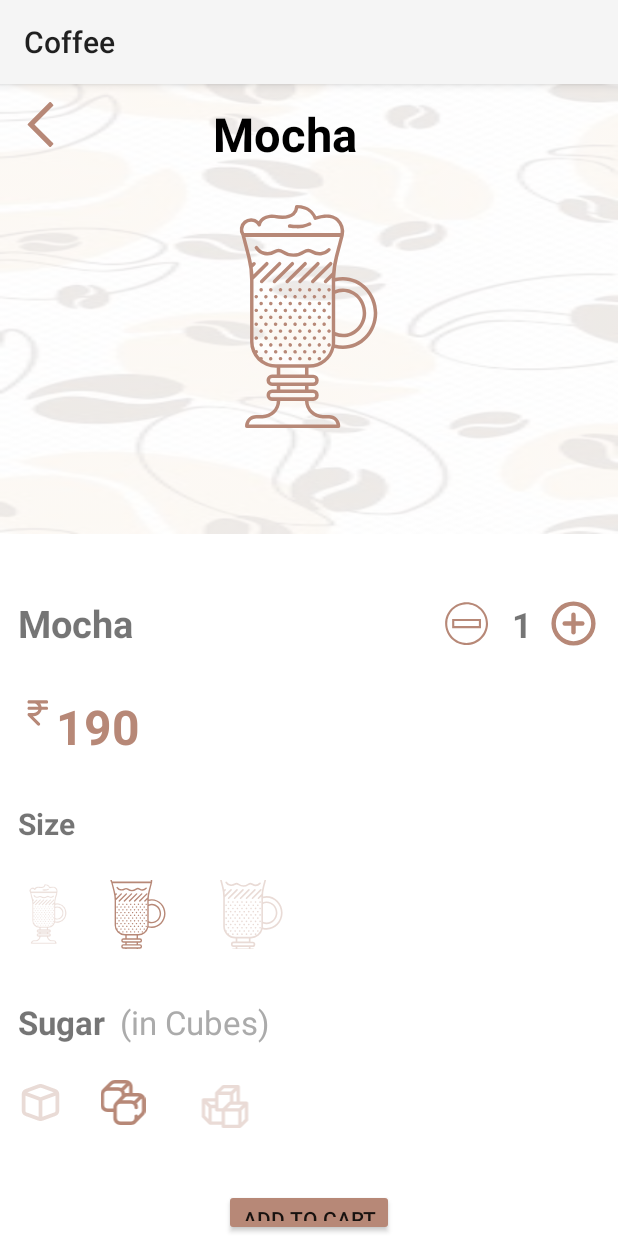
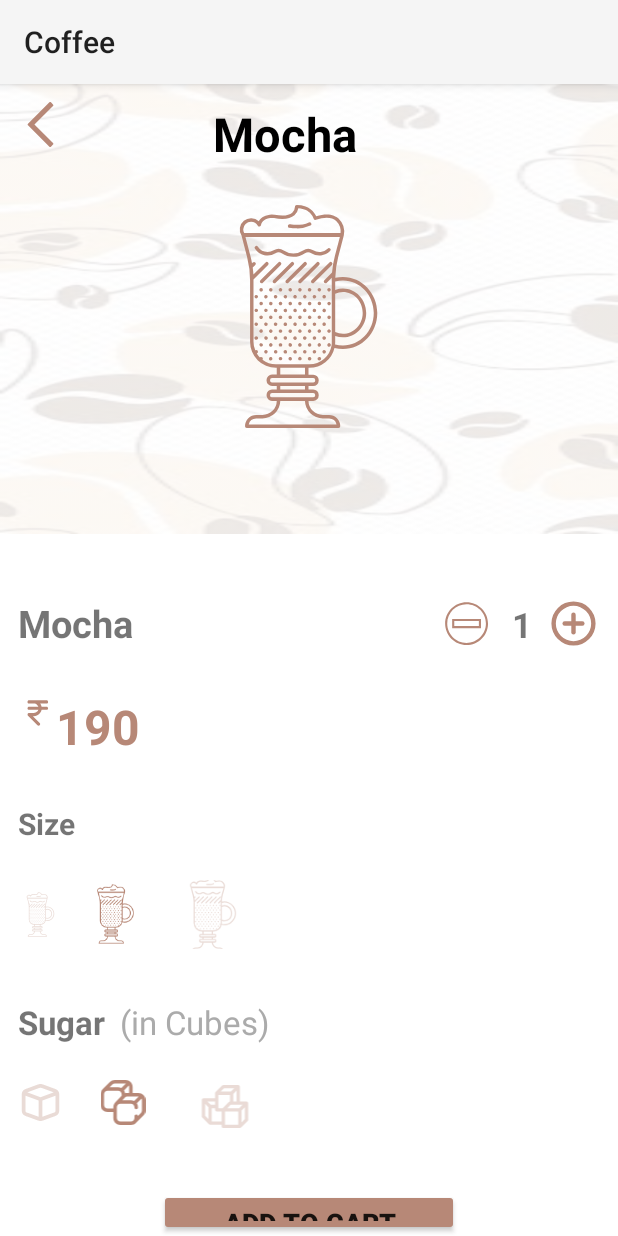
Before and after one commit to ranganarayanan/coffee, an Android app: the Mocha screen opened directly, with no data from a screen before it, on a phone screen of 412 x 824 dp. Run offline under Robolectric (Android 15) with nearby library versions, the phone set to English and light mode, and no system bars.

Commit message:
rate changes

```diff
--- a/app/src/main/java/com/example/coffee/Mocha.java
+++ b/app/src/main/java/com/example/coffee/Mocha.java
@@ -14,6 +14,14 @@ public class Mocha extends AppCompatActivity {
     TextView con;
     TextView rsp;
     int count=1;
+    int rate = 190;
+    ImageView scup;
+    ImageView mcup;
+    ImageView lcup;
+    ImageView fcube;
+    ImageView scube;
+    ImageView tcube;
+
 
     @Override
     protected void onCreate(Bundle savedInstanceState) {
@@ -49,5 +57,70 @@ public class Mocha extends AppCompatActivity {
 
             }
         });
+        scup = (ImageView) findViewById(R.id.smallcup);
+        mcup = (ImageView) findViewById(R.id.medcup);
+        lcup = (ImageView) findViewById(R.id.largecup);
+        scup.setOnClickListener(new View.OnClickListener() {
+            @Override
+            public void onClick(View v) {
+                scup.setAlpha(1.0f);
+                mcup.setAlpha(0.3f);
+                lcup.setAlpha(0.3f);
+                rate=180;
+                con.setText(""+count);
+                rsp.setText(""+(rate*count));
+            }
+        });
+        mcup.setOnClickListener(new View.OnClickListener() {
+            @Override
+            public void onClick(View v) {
+                scup.setAlpha(0.3f);
+                mcup.setAlpha(1.0f);
+                lcup.setAlpha(0.3f);
+                rate=190;
+                con.setText(""+count);
+                rsp.setText(""+(rate*count));
+            }
+        });
+        lcup.setOnClickListener(new View.OnClickListener() {
+            @Override
+            public void onClick(View v) {
+                scup.setAlpha(0.3f);
+                mcup.setAlpha(0.3f);
+                lcup.setAlpha(1.0f);
+                rate=200;
+                con.setText(""+count);
+                rsp.setText(""+(rate*count));
+            }
+        });
+        fcube=(ImageView) findViewById(R.id.onecube);
+        scube=(ImageView) findViewById(R.id.twocube);
+        tcube=(ImageView) findViewById(R.id.threecube);
+        fcube.setOnClickListener(new View.OnClickListener() {
+            @Override
+            public void onClick(View v) {
+                fcube.setAlpha(1.0f);
+                scube.setAlpha(0.3f);
+                tcube.setAlpha(0.3f);
+            }
+        });
+        ;
+        scube.setOnClickListener(new View.OnClickListener() {
+            @Override
+            public void onClick(View v) {
+                fcube.setAlpha(0.3f);
+                scube.setAlpha(1.0f);
+                tcube.setAlpha(0.3f);
+            }
+        });
+        tcube.setOnClickListener(new View.OnClickListener() {
+            @Override
+            public void onClick(View v) {
+                fcube.setAlpha(0.3f);
+                scube.setAlpha(0.3f);
+                tcube.setAlpha(1.0f);
+            }
+        });
+
     }
 }
--- a/app/src/main/res/layout/activity_mocha.xml
+++ b/app/src/main/res/layout/activity_mocha.xml
@@ -122,8 +122,8 @@
         android:id="@+id/img"
         >
         <ImageView
-            android:layout_width="40dp"
-            android:layout_height="40dp"
+            android:layout_width="30dp"
+            android:layout_height="30dp"
             android:src="@drawable/mochaa"
             android:layout_gravity="center_vertical"
             android:alpha="0.3"
@@ -131,15 +131,15 @@
             android:clickable="true"
             />
         <ImageView
-            android:layout_width="60dp"
-            android:layout_height="60dp"
+            android:layout_width="50dp"
+            android:layout_height="40dp"
             android:src="@drawable/mochaa"
             android:layout_gravity="center_vertical"
             android:layout_marginLeft="10dp"
             android:id="@+id/medcup"/>
         <ImageView
-            android:layout_width="70dp"
-            android:layout_height="70dp"
+            android:layout_width="60dp"
+            android:layout_height="50dp"
             android:src="@drawable/mochaa"
             android:layout_gravity="center_vertical"
             android:layout_marginLeft="10dp"
@@ -180,24 +180,29 @@
             android:layout_width="30dp"
             android:layout_height="30dp"
             android:src="@drawable/sone"
-            android:alpha="0.3"/>
+            android:alpha="0.3"
+            android:id="@+id/onecube"/>
         <ImageView
             android:layout_width="60dp"
             android:layout_height="30dp"
             android:src="@drawable/stwo"
-            android:layout_marginLeft="10dp"/>
+            android:layout_marginLeft="10dp"
+            android:id="@+id/twocube"/>
         <ImageView
             android:layout_width="65dp"
             android:layout_height="35dp"
             android:src="@drawable/sthree"
             android:layout_marginLeft="5dp"
-            android:alpha="0.3"/>
+            android:alpha="0.3"
+            android:id="@+id/threecube"/>
     </LinearLayout>
     <Button
-        android:layout_width="wrap_content"
+        android:layout_width="200dp"
         android:layout_height="50dp"
         android:layout_below="@+id/cubes"
         android:text="Add to cart"
+        android:textSize="18dp"
+        android:textStyle="bold"
         android:backgroundTint="#b78877"
         android:layout_centerHorizontal="true"
         android:layout_marginTop="25dp"/>
```
Also changed, not shown: app/src/main/java/com/example/coffee/Cappuccino.java (+75 -0 lines), app/src/main/java/com/example/coffee/Espresso.java (+41 -0 lines), app/src/main/java/com/example/coffee/Latte.java (+74 -0 lines), app/src/main/java/com/example/coffee/Macchiato.java (+70 -0 lines), app/src/main/res/layout/activity_cappuccino.xml (+10 -4 lines), app/src/main/res/layout/activity_espresso.xml (+9 -4 lines), app/src/main/res/layout/activity_latte.xml (+15 -10 lines), app/src/main/res/layout/activity_macchiato.xml (+14 -8 lines).
